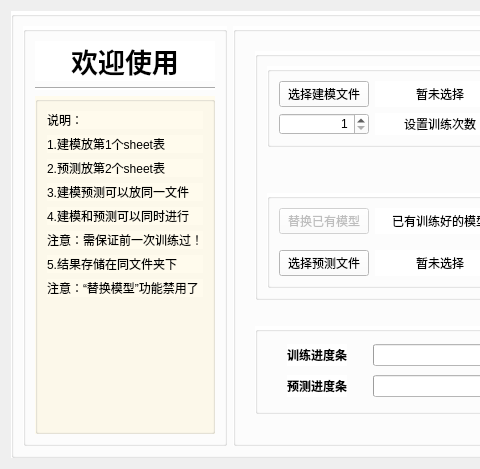
The window that zh_appui.ui (codeking01/zh_data_app) describes before a commit, drawn with Qt 5; both pictures show x 0 to 480 and y 0 to 469 of the 856 by 469 pixel window.
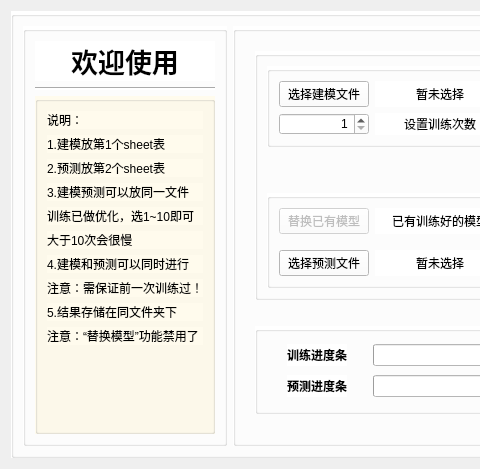
The same window after the commit. Icons and pictures are not drawn.

Commit message: 2023.4.19,master commit。修改部分UI界面，新增功能，选择训练次数和加入测试集,根据选择训练次数，修改选择的模型

```diff
--- a/zh_appui.ui
+++ b/zh_appui.ui
@@ -161,6 +161,20 @@
               </property>
              </widget>
             </item>
+            <item>
+             <widget class="QLabel" name="label_13">
+              <property name="text">
+               <string>训练已做优化，选1~10即可</string>
+              </property>
+             </widget>
+            </item>
+            <item>
+             <widget class="QLabel" name="label_14">
+              <property name="text">
+               <string>大于10次会很慢</string>
+              </property>
+             </widget>
+            </item>
             <item>
              <widget class="QLabel" name="label_5">
               <property name="styleSheet">
@@ -203,7 +217,7 @@
               <property name="sizeHint" stdset="0">
                <size>
                 <width>20</width>
-                <height>150</height>
+                <height>110</height>
                </size>
               </property>
              </spacer>
```
The commit also changes 5 other files.
